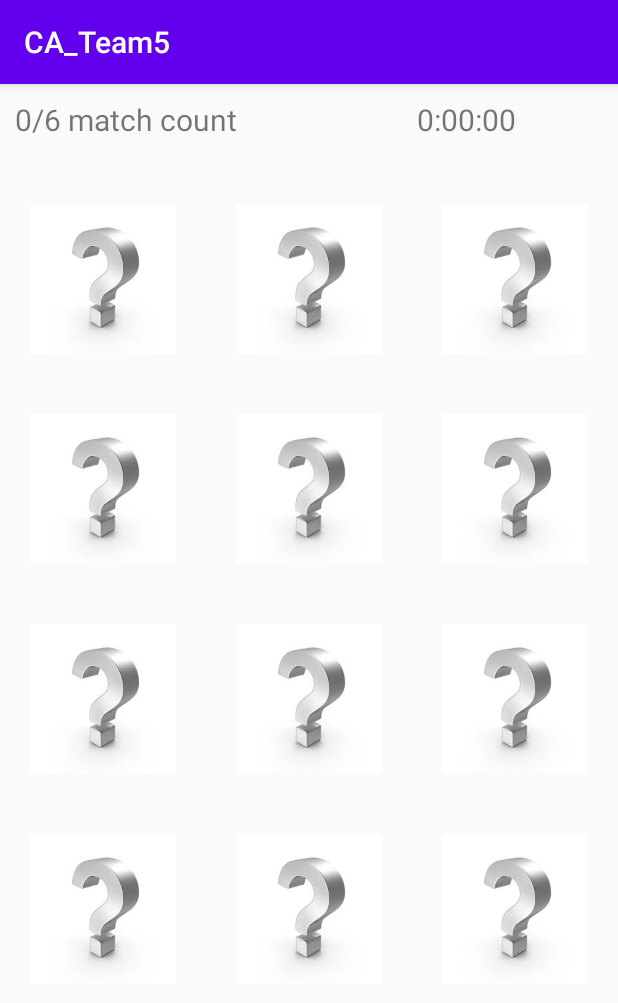
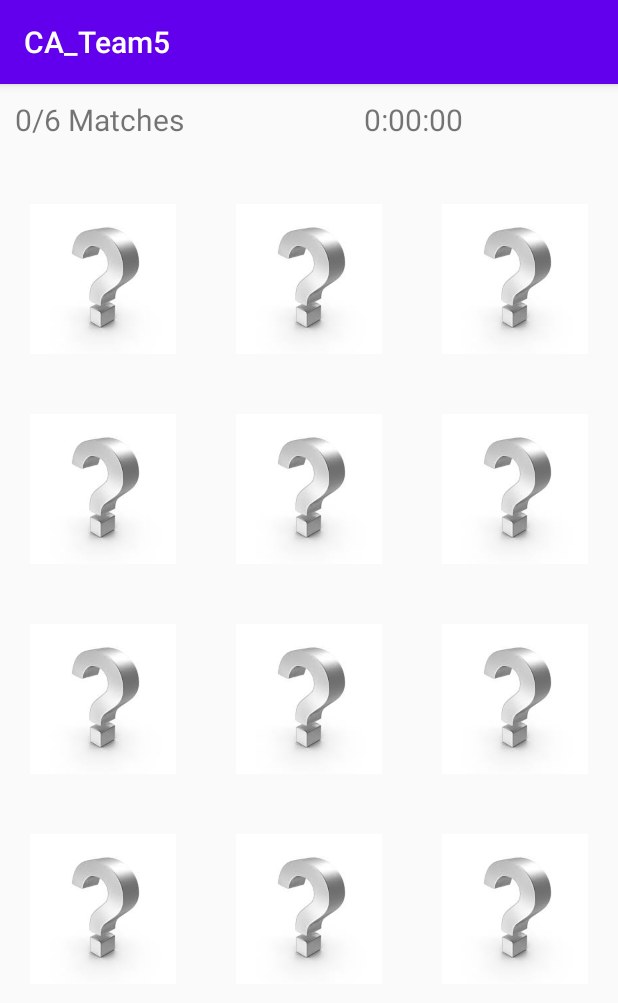
Before and after one commit to Delaflare/CA_Team5, an Android app: the GameActivity screen opened directly, with no data from a screen before it, on a phone screen of 412 x 824 dp. Shown: the top 1003 px of the screen. Run offline under Robolectric (Android 15) with nearby library versions, the light colour scheme and no system bars.

Commit message:
Counter and Timer

```diff
--- a/app/src/main/java/iss/workshop/ca_team5/GameActivity.java
+++ b/app/src/main/java/iss/workshop/ca_team5/GameActivity.java
@@ -11,6 +11,10 @@ import android.view.View;
 import android.widget.AdapterView;
 import android.widget.GridView;
 import android.widget.Toast;
+import android.app.Activity;
+import android.view.View;
+import java.util.Locale;
+import android.widget.TextView;
 
 import java.util.Random;
 
@@ -37,12 +41,27 @@ public class GameActivity extends AppCompatActivity {
     int prevPos = -1;
     int count = 0;
 
+    //timer test-code
+    private int timerSec = 0;
+    private boolean running;
+    private boolean wasRunning;
+
     private int mGridViewBGColor = Color.parseColor("#FF86A38B");
 
     @Override
     protected void onCreate(Bundle savedInstanceState) {
         super.onCreate(savedInstanceState);
         setContentView(R.layout.activity_game);
+
+        if (savedInstanceState != null) {
+            timerSec = savedInstanceState
+                    .getInt("seconds");
+            running = savedInstanceState
+                    .getBoolean("running");
+            wasRunning = savedInstanceState
+                    .getBoolean("wasRunning");
+        }
+        runTimer();
 
         shuffledPos = shuffle(position);
         shuffledImages = shuffleImages(images, shuffledPos);
@@ -54,6 +73,7 @@ public class GameActivity extends AppCompatActivity {
             @Override
             public void onItemClick(AdapterView<?> adapterView, View view, int i, long l) {
                 GridAdapter adapter = (GridAdapter)gridView.getAdapter();
+                running = true;
                 if(!isFlipped[i] && click == 0) {
                     isFlipped[i] = true;
                     click++;
@@ -94,13 +114,28 @@ public class GameActivity extends AppCompatActivity {
                         prevPos = -1;
                         currentPos = -1;
                         click = 0;
+                        if (count == 6) {running = false;}
 
+                        final TextView countView
+                        = (TextView)findViewById(
+                        R.id.countMatches);
+                        if (count > 0) {countView.setText(count + "/6 matches");}
                     }
-
-
                 }
             }
         });
+    }
+
+    @Override
+    public void onSaveInstanceState(
+            Bundle savedInstanceState) {
+        super.onSaveInstanceState(savedInstanceState);
+        savedInstanceState
+                .putInt("seconds", timerSec);
+        savedInstanceState
+                .putBoolean("running", running);
+        savedInstanceState
+                .putBoolean("wasRunning", wasRunning);
     }
 
     //shuffle position
@@ -149,4 +184,38 @@ public class GameActivity extends AppCompatActivity {
         // This is the grid view item click effect
         transitionDrawable.startTransition(200); // 600 Milliseconds
     }
+    private void runTimer()
+    {
+        final TextView timeView
+            = (TextView)findViewById(
+            R.id.timer);
+
+        final Handler handler
+                = new Handler();
+
+        handler.post(new Runnable() {
+            @Override
+
+            public void run()
+            {
+                int hours = timerSec / 3600;
+                int minutes = (timerSec % 3600) / 60;
+                int secs = timerSec % 60;
+
+                String time
+                        = String
+                        .format(Locale.getDefault(),
+                                "%d:%02d:%02d", hours,
+                                minutes, secs);
+
+                timeView.setText(time);
+
+                if (running) {
+                    timerSec++;
+                }
+
+                handler.postDelayed(this, 1000);
+            }
+        });
+    }
 }
--- a/app/src/main/res/layout/activity_game.xml
+++ b/app/src/main/res/layout/activity_game.xml
@@ -21,7 +21,7 @@
             android:id="@+id/countMatches"
             android:layout_width="wrap_content"
             android:layout_height="wrap_content"
-            android:text="@string/matches"
+            android:text="0/6 Matches"
             android:textSize="20sp"
             android:layout_marginStart="10dp" />
 
--- a/app/src/main/res/layout/activity_main.xml
+++ b/app/src/main/res/layout/activity_main.xml
@@ -26,6 +26,11 @@
             android:layout_width="wrap_content"
             android:layout_height="wrap_content"
             android:text="@string/fetch"/>
+        <Button
+            android:id="@+id/start"
+            android:layout_width="wrap_content"
+            android:layout_height="wrap_content"
+            android:text="STARTS"/>
     </LinearLayout>
 
     <GridView
```
